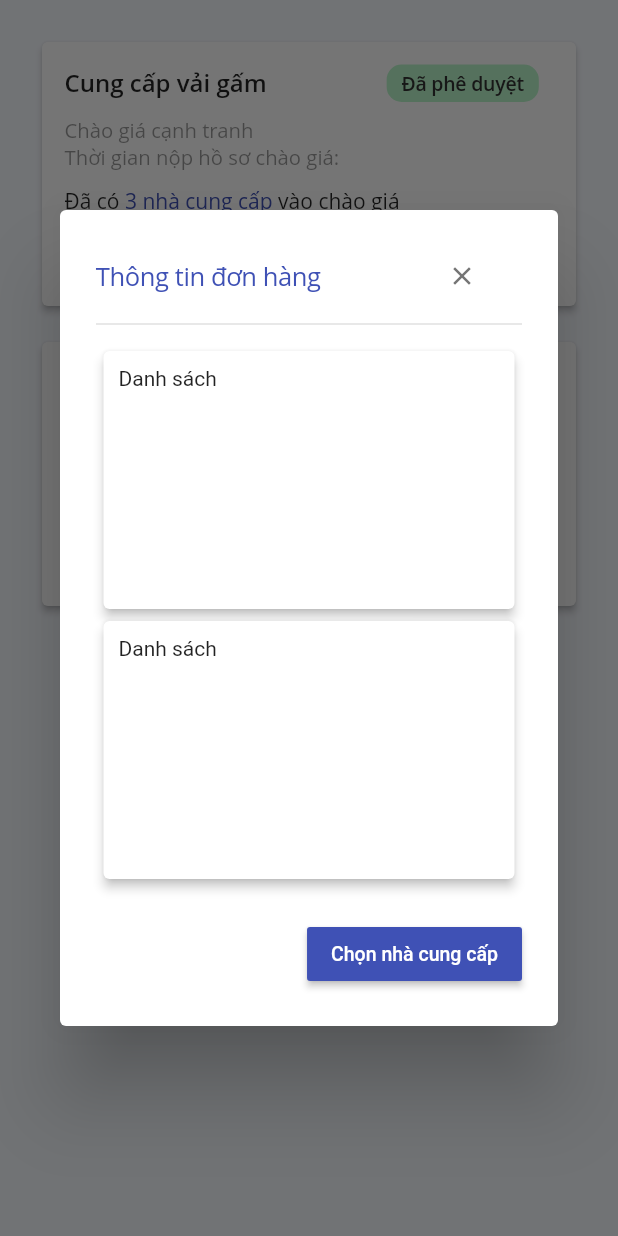
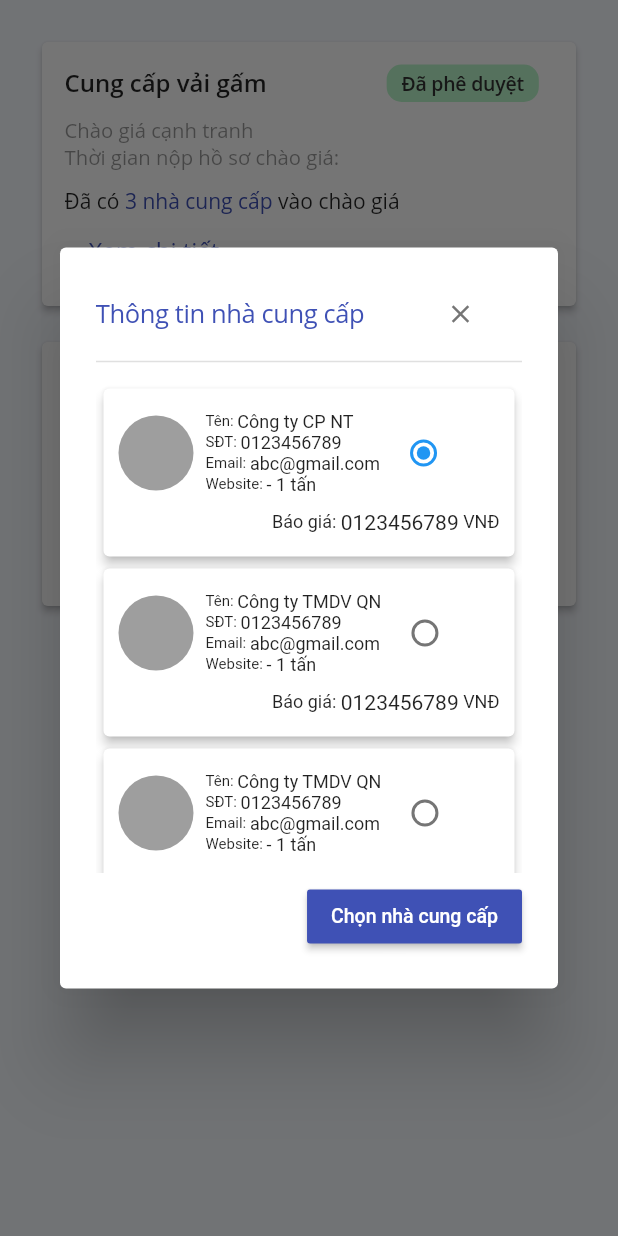
Before and after one commit to Tiensp/GiaoTiepNguoiMay_HCI, a Flutter app: the MoiChaoGiaWidget screen opened directly, after a tap on "Xem chi tiết", on a phone screen of 412 x 824 dp. Run offline on Flutter 3.47's test engine with Material 2 defaults, Android fonts, the phone set to English and light mode, and no system bars; our stand-ins replace font_awesome_flutter, table_calendar, timelines; Roboto replaces fonts that are missing (Open Sans).

Commit message:
add ChaoGiaDialog

```diff
--- /dev/null
+++ b/lib/MyWidget/my_ChaoGiaDialog.dart
@@ -0,0 +1,201 @@
+import 'package:flutter/cupertino.dart';
+import 'package:flutter/material.dart';
+import 'package:gtnm_hci/MyWidget/request_model.dart';
+
+class MyDialog extends StatefulWidget {
+  @override
+  _MyDialogState createState() => new _MyDialogState();
+}
+
+class _MyDialogState extends State<MyDialog> {
+  int selectedIndex = 0;
+  final List<RequestModel> prepareData = [
+    RequestModel(
+        ID: '#8566',
+        companyName: 'Công ty CP NT',
+        approval: true,
+        bodyModel: RequestBodyModel(
+            title_work: 'Đặt lô mới',
+            productName: 'Vải lụa đẹp',
+            rePresentative: 'Ngọc Toàn',
+            Email: 'abc@gmail.com',
+            Phone: '0123456789',
+            requestDate: '22/12/2020',
+            recieveDate: '25/12/2020',
+            detail: '- 1 tấn')),
+    RequestModel(
+        ID: '#8566',
+        companyName: 'Công ty TMDV QN',
+        approval: false,
+        bodyModel: RequestBodyModel(
+            title_work: 'Đặt lô mới',
+            productName: 'Vải lụa đẹp',
+            rePresentative: 'Quang Nhân',
+            Email: 'abc@gmail.com',
+            Phone: '0123456789',
+            requestDate: '22/12/2020',
+            recieveDate: '25/12/2020',
+            detail: '- 1 tấn')),
+    RequestModel(
+        ID: '#8566',
+        companyName: 'Công ty TMDV QN',
+        approval: false,
+        bodyModel: RequestBodyModel(
+            title_work: 'Đặt lô mới',
+            productName: 'Vải lụa đẹp',
+            rePresentative: 'Quang Nhân',
+            Email: 'abc@gmail.com',
+            Phone: '0123456789',
+            requestDate: '22/12/2020',
+            recieveDate: '25/12/2020',
+            detail: '- 1 tấn'))
+  ];
+  @override
+  Widget build(BuildContext context) {
+    return AlertDialog(
+      content: Container(
+        height: 450,
+        width: 400,
+        child: Column(
+          children: [
+            Row(
+              children: [
+                Text('Thông tin nhà cung cấp',
+                    style: TextStyle(
+                        fontSize: 17,
+                        fontWeight:
+                        FontWeight.w500,
+                        color: Colors.indigo,
+                        fontFamily:
+                        "Open Sans",
+                        letterSpacing:
+                        -0.26385)),
+                Padding(
+                    padding: EdgeInsets.only(
+                        left: 40)),
+                IconButton(
+                    icon: Icon(Icons.clear,
+                        color:
+                        Colors.grey[600]),
+                    iconSize: 20,
+                    onPressed: () {
+                      Navigator.of(context)
+                          .pop();
+                    })
+              ],
+            ),
+            Divider(thickness: 1),
+            Padding(padding: EdgeInsets.only(bottom: 5)),
+            Expanded(
+              child: ListView.builder(
+                  padding: const EdgeInsets.all(1),
+                  itemCount: prepareData.length,
+                  itemBuilder: (context, index) {
+                    return Container(
+                      height: 120,
+                      width: 400,
+                      child: Card(
+                        elevation: 3,
+                        child: InkWell(
+                          onTap: () {
+                            setState(() {
+                              selectedIndex = index;
+                            });
+                          },
+                          child: Container(
+                              padding: EdgeInsets.all(10),
+                              child: Column(
+                                mainAxisAlignment: MainAxisAlignment.center,
+                                children: [
+                                  Row(
+                                    children: [
+                                      Column(
+                                        mainAxisAlignment: MainAxisAlignment.center,
+                                        children: [
+                                          CircleAvatar(backgroundColor: Colors.grey, radius: 25,),
+                                        ],
+                                      ),
+                                      Padding(padding: EdgeInsets.only(right: 8)),
+                                      Column(
+                                        mainAxisAlignment: MainAxisAlignment.center,
+                                        crossAxisAlignment: CrossAxisAlignment.start,
+                                        children: [
+                                          Row(
+                                            children: [
+                                              Text("Tên: ", style: TextStyle(fontSize: 10)),
+                                              Text(prepareData[index].companyName, style: TextStyle(fontSize: 12)),
+                                            ],
+                                          ),
+                                          Row(
+                                            children: [
+                                              Text("SĐT: ", style: TextStyle(fontSize: 10)),
+                                              Text(prepareData[index].bodyModel.Phone, style: TextStyle(fontSize: 12)),
+                                            ],
+                                          ),
+                                          Row(
+                                            children: [
+                                              Text("Email: ", style: TextStyle(fontSize: 10)),
+                                              Text(prepareData[index].bodyModel.Email, style: TextStyle(fontSize: 12)),
+                                            ],
+                                          ),
+                                          Row(
+                                            children: [
+                                              Text("Website: ", style: TextStyle(fontSize: 10)),
+                                              Text(prepareData[index].bodyModel.detail, style: TextStyle(fontSize: 12)),
+                                            ],
+                                          ),
+                                        ],
+                                      ),
+                                      Padding(padding: EdgeInsets.only(right: 5)),
+                                      Column(
+                                        mainAxisAlignment: MainAxisAlignment.center,
+                                        children: [
+                                          Radio(
+                                              value: index,
+                                              groupValue: selectedIndex,
+                                              onChanged: (val) {
+                                                setState(() {
+                                                  selectedIndex = val;
+                                                });
+                                              }),
+                                        ],
+                                      ),
+                                    ],
+                                  ),
+                                  Padding(padding: EdgeInsets.only(bottom: 10)),
+                                  Row(
+                                    mainAxisAlignment: MainAxisAlignment.end,
+                                    children: [
+                                      Text("Báo giá: ", style: TextStyle(fontSize: 12)),
+                                      Text(prepareData[index].bodyModel.Phone, style: TextStyle(fontSize: 14)),
+                                      Text(" VNĐ", style: TextStyle(fontSize: 12))
+                                    ],
+                                  )
+                                ],
+                              )),
+                        ),
+                      ),
+                    );
+                  }
+              ),
+            ),
+            Padding(padding: EdgeInsets.only(bottom: 5)),
+            Align(
+              alignment: Alignment.bottomRight,
+              child: RaisedButton(
+                  color: Colors.indigo,
+                  onPressed: (){},
+                  child: Text(
+                    'Chọn nhà cung cấp',
+                    style: TextStyle(
+                        color: Colors.white,
+                        fontSize: 13
+                    ),
+                  )),
+            )
+          ],
+        ),
+      )
+    );
+  }
+}
--- a/lib/moi_chao_gia_view/moi_chao_gia_view.dart
+++ b/lib/moi_chao_gia_view/moi_chao_gia_view.dart
@@ -9,8 +9,16 @@
 import 'package:flutter/material.dart';
 import 'package:gtnm_hci/values/values.dart';
 import 'package:gtnm_hci/MyWidget/request_model.dart';
+import 'package:gtnm_hci/MyWidget/my_ChaoGiaDialog.dart';
 
-class MoiChaoGiaWidget extends StatelessWidget {
+class MoiChaoGiaWidget extends StatefulWidget {
+  @override
+  _MoiChaoGiaWidgetState createState() => _MoiChaoGiaWidgetState();
+}
+
+class _MoiChaoGiaWidgetState extends State<MoiChaoGiaWidget> {
+  int groupVal = 0;
+
   final List<RequestModel> prepareData = [
     RequestModel(
         ID: '#8566',
@@ -39,6 +47,7 @@ class MoiChaoGiaWidget extends StatelessWidget {
             recieveDate: '25/12/2020',
             detail: '- 1 tấn'))
   ];
+
   @override
   Widget build(BuildContext context) {
     return Scaffold(
@@ -154,75 +163,7 @@ class MoiChaoGiaWidget extends StatelessWidget {
                             onPressed: () {
                               showDialog(
                                   context: context,
-                                  builder: (_) =>
-                                      new AlertDialog(
-                                          content: Container(
-                                            height: 500,
-                                            width: 400,
-                                            child: Column(
-                                              children: [
-                                                Row(
-                                                  children: [
-                                                    Text('Thông tin đơn hàng',
-                                                        style: TextStyle(
-                                                            fontSize: 17,
-                                                            fontWeight:
-                                                            FontWeight.w500,
-                                                            color: Colors.indigo,
-                                                            fontFamily:
-                                                            "Open Sans",
-                                                            letterSpacing:
-                                                            -0.26385)),
-                                                    Padding(
-                                                        padding: EdgeInsets.only(
-                                                            left: 70)),
-                                                    IconButton(
-                                                        icon: Icon(Icons.clear,
-                                                            color:
-                                                            Colors.grey[600]),
-                                                        iconSize: 20,
-                                                        onPressed: () {
-                                                          Navigator.of(context)
-                                                              .pop();
-                                                        })
-                                                  ],
-                                                ),
-                                                Divider(thickness: 1),
-                                                Padding(padding: EdgeInsets.only(bottom: 5)),
-                                                Expanded(
-                                                  child: ListView.builder(
-                                                    padding: const EdgeInsets.all(1),
-                                                    itemCount: prepareData.length,
-                                                    itemBuilder: (context, index) {
-                                                      return Container(
-                                                        height: 180,
-                                                        width: 400,
-                                                        child: Card(
-                                                          elevation: 3,
-                                                          child: Container(
-                                                            padding: EdgeInsets.all(10),
-                                                              child: Text('Danh sách')),
-                                                        ),
-                                                      );
-                                                    }
-                                                  ),
-                                                ),
-                                                Align(
-                                                  alignment: Alignment.bottomRight,
-                                                  child: RaisedButton(
-                                                    color: Colors.indigo,
-                                                      onPressed: (){},
-                                                      child: Text(
-                                                        'Chọn nhà cung cấp',
-                                                        style: TextStyle(
-                                                          color: Colors.white,
-                                                          fontSize: 13
-                                                        ),
-                                                      )),
-                                                )
-                                              ],
-                                            ),
-                                      )));
+                                  builder: (_) => MyDialog());
                             },
                             child: Text('Xem chi tiết',
                                 style: TextStyle(
@@ -246,6 +187,8 @@ class MoiChaoGiaWidget extends StatelessWidget {
     );
   }
 }
+
+
 
 // Expanded(
 // flex: 1,
```
